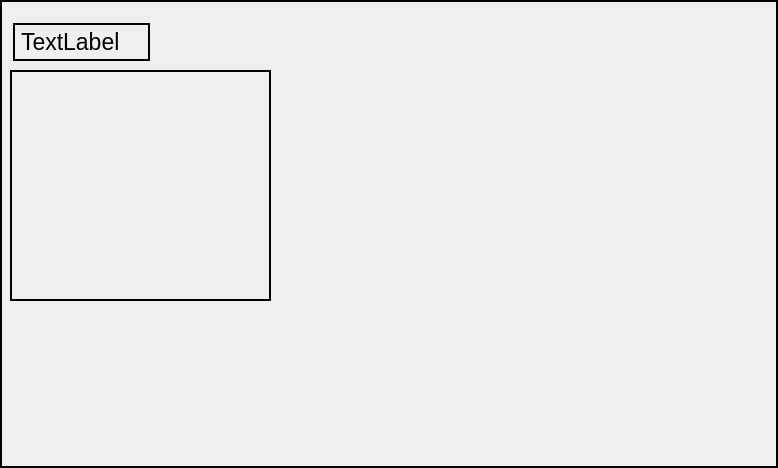
First picture: the form in uis/teacher_time.ui, repository DashaSimonova/school_project, before the edit.
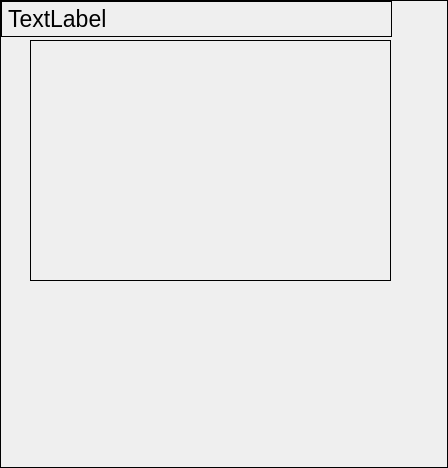
Second picture: the form after the edit.

```diff
--- a/uis/teacher_time.ui
+++ b/uis/teacher_time.ui
@@ -6,7 +6,7 @@
    <rect>
     <x>0</x>
     <y>0</y>
-    <width>778</width>
+    <width>448</width>
     <height>468</height>
    </rect>
   </property>
@@ -14,15 +14,15 @@
    <string>Form</string>
   </property>
   <property name="styleSheet">
-   <string notr="true">QWidget { border: 2px solid black }</string>
+   <string notr="true">QWidget { border: 1px solid black }</string>
   </property>
   <widget class="QLabel" name="time_title">
    <property name="geometry">
     <rect>
-     <x>13</x>
-     <y>23</y>
-     <width>137</width>
-     <height>38</height>
+     <x>1</x>
+     <y>1</y>
+     <width>391</width>
+     <height>36</height>
     </rect>
    </property>
    <property name="font">
@@ -37,13 +37,17 @@
   <widget class="QWidget" name="verticalLayoutWidget">
    <property name="geometry">
     <rect>
-     <x>10</x>
-     <y>70</y>
-     <width>261</width>
-     <height>231</height>
+     <x>30</x>
+     <y>40</y>
+     <width>361</width>
+     <height>241</height>
     </rect>
    </property>
-   <layout class="QVBoxLayout" name="child_container"/>
+   <layout class="QVBoxLayout" name="child_container">
+    <property name="leftMargin">
+     <number>10</number>
+    </property>
+   </layout>
   </widget>
  </widget>
  <resources/>
```
